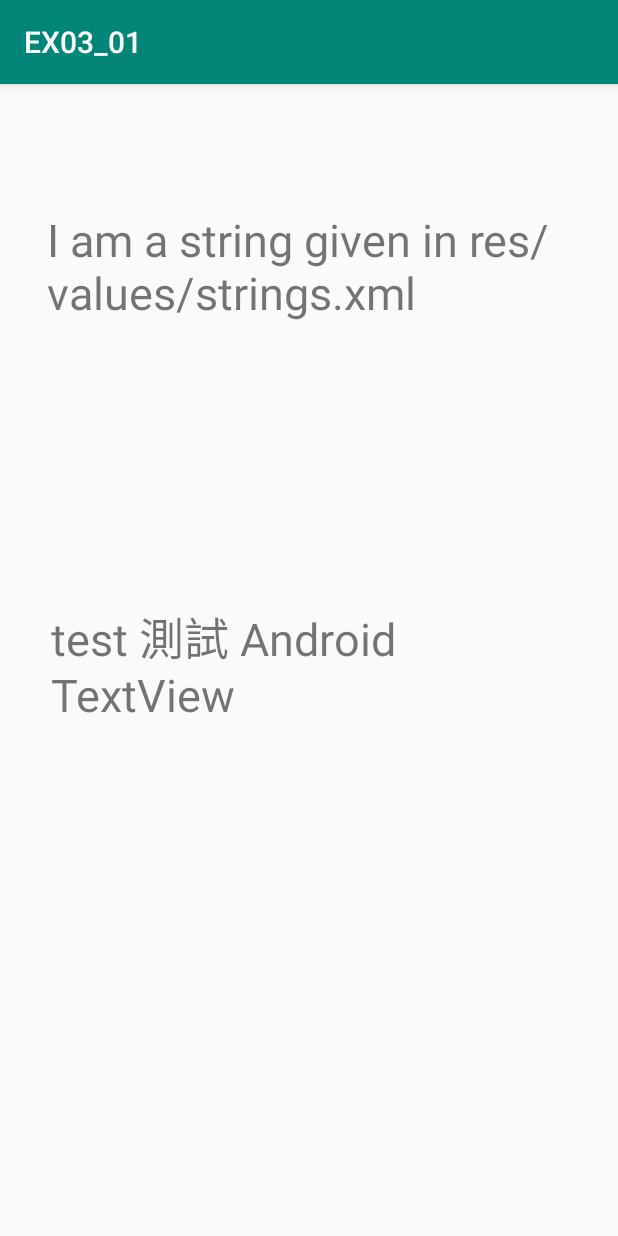
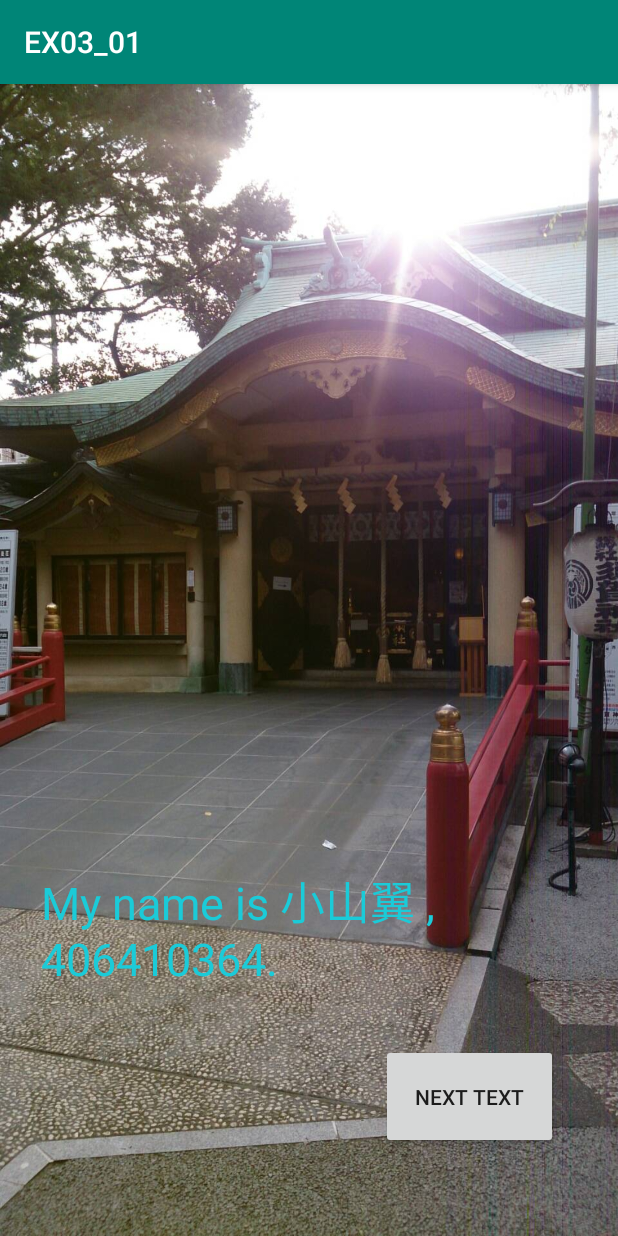
Before and after one commit to Koyama-Tsubasa/First_little_app, an Android app: the screen it shows after launch (MainActivity), on a phone screen of 412 x 824 dp. Run offline under Robolectric (Android 15) with nearby library versions, the phone set to English and light mode, and no system bars.

Commit message:
ex09_01 new

```diff
--- a/app/src/main/java/irdc/ex03_01/MainActivity.java
+++ b/app/src/main/java/irdc/ex03_01/MainActivity.java
@@ -2,17 +2,25 @@ package irdc.ex03_01;
 
 import android.support.v7.app.AppCompatActivity;
 import android.os.Bundle;
+import android.view.View;
 import android.widget.TextView;
 
 public class MainActivity extends AppCompatActivity {
     private TextView mTextView01,mTextView02;
+
     @Override
     protected void onCreate(Bundle savedInstanceState) {
         super.onCreate(savedInstanceState);
         setContentView(R.layout.activity_main);
         mTextView01 = (TextView) findViewById(R.id.myTextView01);
+    }
+
+    public void Next(View view)
+    {
+        mTextView01.setY(mTextView01.getY() - 200);
         mTextView02 = (TextView) findViewById(R.id.myTextView02);
-        String str_2 = "test 測試 Android TextView";
+        String str_2 = "It's a temple used in the movie ' 君の名は '  ";
         mTextView02.setText(str_2);
     }
+
 }
--- a/app/src/main/res/layout/activity_main.xml
+++ b/app/src/main/res/layout/activity_main.xml
@@ -4,37 +4,61 @@
     xmlns:tools="http://schemas.android.com/tools"
     android:layout_width="match_parent"
     android:layout_height="match_parent"
+    android:background="@drawable/img"
     tools:context=".MainActivity">
 
     <TextView
         android:id="@+id/myTextView01"
         android:layout_width="348dp"
-        android:layout_height="210dp"
+        android:layout_height="124dp"
         android:text="@string/str_1"
+        android:textColor="@color/colorAccent"
         android:textSize="30sp"
         app:layout_constraintBottom_toBottomOf="parent"
-        app:layout_constraintHorizontal_bias="0.492"
+        app:layout_constraintHorizontal_bias="0.428"
         app:layout_constraintLeft_toLeftOf="parent"
         app:layout_constraintRight_toRightOf="parent"
         app:layout_constraintTop_toTopOf="parent"
-        app:layout_constraintVertical_bias="0.149" />
+        app:layout_constraintVertical_bias="0.812" />
 
     <TextView
         android:id="@+id/myTextView02"
         android:layout_width="344dp"
-        android:layout_height="217dp"
+        android:layout_height="102dp"
         android:layout_marginStart="8dp"
         android:layout_marginLeft="8dp"
         android:layout_marginTop="8dp"
         android:layout_marginEnd="8dp"
         android:layout_marginRight="8dp"
         android:layout_marginBottom="8dp"
-        android:text="TextView"
+        android:text=""
+        android:textColor="@color/colorAccent"
+        android:textColorLink="@color/colorAccent"
         android:textSize="30sp"
         app:layout_constraintBottom_toBottomOf="parent"
         app:layout_constraintEnd_toEndOf="parent"
+        app:layout_constraintHorizontal_bias="0.372"
         app:layout_constraintStart_toStartOf="parent"
         app:layout_constraintTop_toTopOf="parent"
-        app:layout_constraintVertical_bias="0.633" />
+        app:layout_constraintVertical_bias="0.791" />
+
+    <Button
+        android:id="@+id/button"
+        android:layout_width="118dp"
+        android:layout_height="70dp"
+        android:layout_marginStart="8dp"
+        android:layout_marginLeft="8dp"
+        android:layout_marginTop="8dp"
+        android:layout_marginEnd="8dp"
+        android:layout_marginRight="8dp"
+        android:layout_marginBottom="8dp"
+        android:onClick="Next"
+        android:text="Next Text"
+        app:layout_constraintBottom_toBottomOf="parent"
+        app:layout_constraintEnd_toEndOf="parent"
+        app:layout_constraintHorizontal_bias="0.884"
+        app:layout_constraintStart_toStartOf="parent"
+        app:layout_constraintTop_toTopOf="parent"
+        app:layout_constraintVertical_bias="0.927" />
 
 </android.support.constraint.ConstraintLayout>
--- a/app/src/main/res/values/colors.xml
+++ b/app/src/main/res/values/colors.xml
@@ -2,5 +2,5 @@
 <resources>
     <color name="colorPrimary">#008577</color>
     <color name="colorPrimaryDark">#00574B</color>
-    <color name="colorAccent">#D81B60</color>
+    <color name="colorAccent">#1BCBD8</color>
 </resources>
--- a/app/src/main/res/values/strings.xml
+++ b/app/src/main/res/values/strings.xml
@@ -1,5 +1,5 @@
 <resources>
     <string name="hello">Hello World, EX03_01</string>
     <string name="app_name">EX03_01</string>
-    <string name="str_1">"I am a string given in res/values/strings.xml"</string>
+    <string name="str_1">"My name is 小山翼 , 406410364."</string>
 </resources>
```
Also changed, not shown: app/src/main/res/drawable/img.JPG (added).
